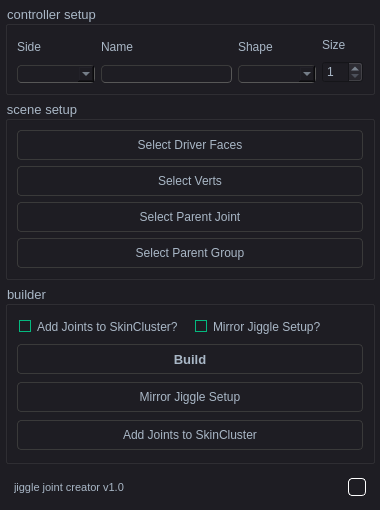
First picture: the form in 04_ui/jiggle_joint_creator.ui, repository hsully14/jiggle-joint-creator, before the edit.
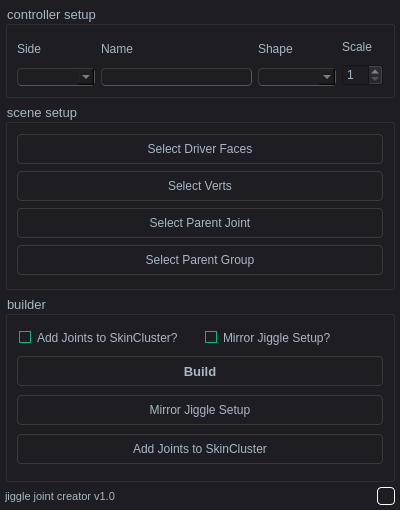
Second picture: the form after the edit. Icons and pictures are not drawn.

What changed in the file:
```diff
--- a/04_ui/jiggle_joint_creator.ui
+++ b/04_ui/jiggle_joint_creator.ui
@@ -6,13 +6,13 @@
    <rect>
     <x>0</x>
     <y>0</y>
-    <width>380</width>
+    <width>400</width>
     <height>510</height>
    </rect>
   </property>
   <property name="minimumSize">
    <size>
-    <width>380</width>
+    <width>400</width>
     <height>510</height>
    </size>
   </property>
@@ -33,6 +33,7 @@
 }
 QGroupBox {
 	color: #a9b7c6;
+	background-color:#1e1d23;
 }
 QColorDialog {
 	background-color:#1e1d23;
@@ -541,7 +542,7 @@
            </font>
           </property>
           <property name="text">
-           <string>Size</string>
+           <string>Scale</string>
           </property>
          </widget>
         </item>
@@ -775,6 +776,21 @@
 border-color: #ffffff</string>
      </property>
      <layout class="QHBoxLayout" name="horizontalLayout_2">
+      <property name="spacing">
+       <number>0</number>
+      </property>
+      <property name="leftMargin">
+       <number>0</number>
+      </property>
+      <property name="topMargin">
+       <number>0</number>
+      </property>
+      <property name="rightMargin">
+       <number>0</number>
+      </property>
+      <property name="bottomMargin">
+       <number>0</number>
+      </property>
       <item>
        <widget class="QLabel" name="lblCreator">
         <property name="font">
```
Left out of the diff: 4 changed lines with no effect on the pictures.
